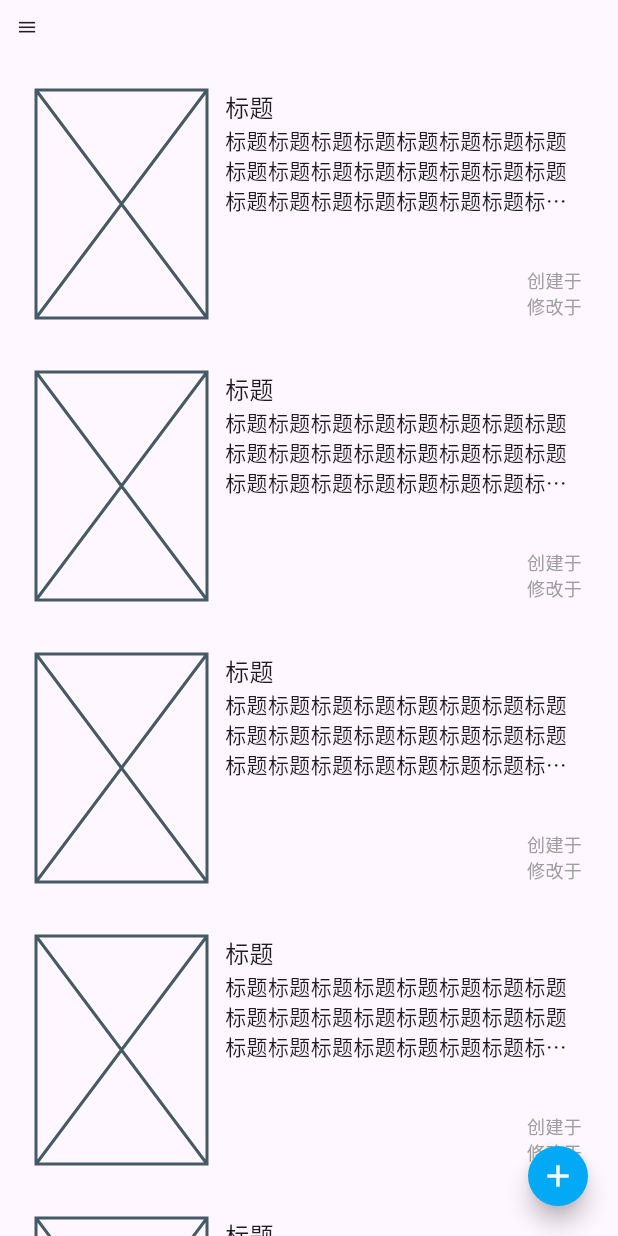
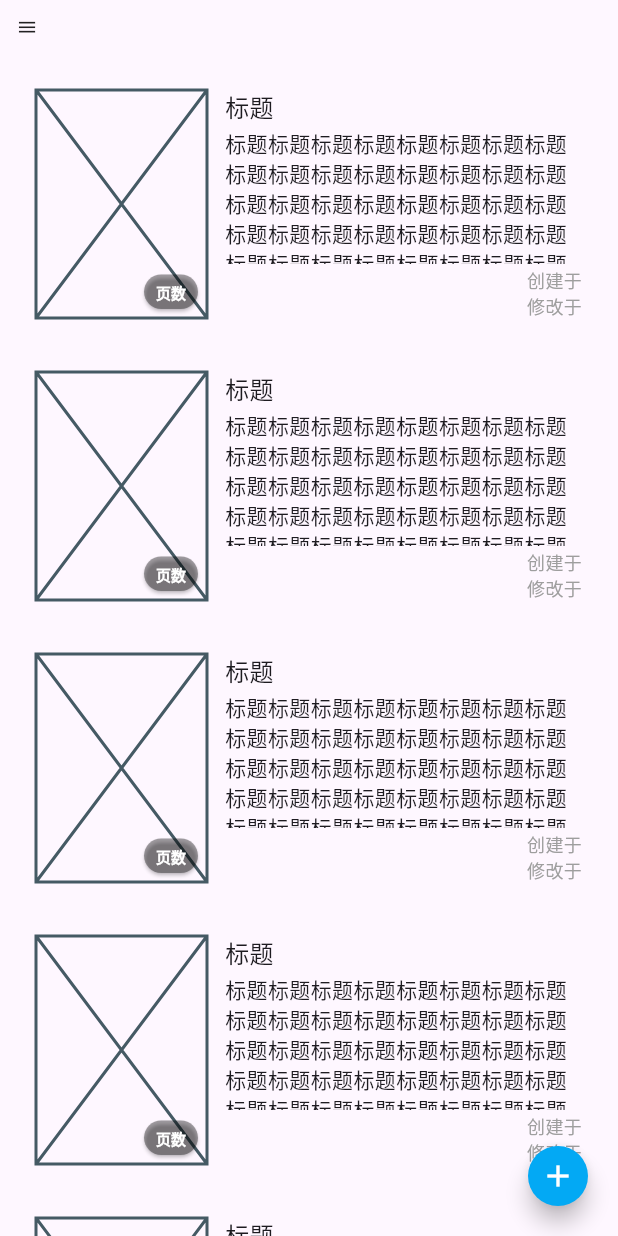
Before and after one commit to Goolnn/cangyan, a Flutter app: the screen it shows after launch, on a phone screen of 412 x 824 dp. Run offline on Flutter 3.47's test engine with Material 3 defaults, Android fonts, the phone set to English and light mode, and no system bars; our stand-ins replace material_design_icons_flutter; missing offline and left inert: desktop_drop, rinf, window_manager; generated files the repository leaves out were written again; Roboto replaces fonts that are missing (HarmonyOS Sans SC).

Commit message:
feat: enhance ProjectCard layout with CapsuleCard and improved structure

```diff
--- a/lib/platforms/desktop/widgets/project_card.dart
+++ b/lib/platforms/desktop/widgets/project_card.dart
@@ -1,3 +1,4 @@
+import 'package:cangyan/platforms/desktop/widgets/capsule_card.dart' as widgets;
 import 'package:flutter/material.dart';
 
 class ProjectCard extends StatelessWidget {
@@ -14,22 +15,39 @@ class ProjectCard extends StatelessWidget {
 
       child: Padding(
         padding: const EdgeInsets.all(12.0),
+
         child: Row(
           spacing: 12.0,
+
           children: [
-            AspectRatio(aspectRatio: 3.0 / 4.0, child: Placeholder()),
+            AspectRatio(
+              aspectRatio: 3.0 / 4.0,
+
+              child: Stack(
+                children: [
+                  Placeholder(),
+
+                  Positioned(
+                    bottom: 2.0,
+                    right: 2.0,
+
+                    child: widgets.CapsuleCard(child: Text('页数')),
+                  ),
+                ],
+              ),
+            ),
+
             Expanded(
               child: Column(
                 crossAxisAlignment: CrossAxisAlignment.start,
+
+                spacing: 2.0,
+
                 children: [
                   Text('标题', style: TextStyle(fontSize: 16.0)),
-                  Expanded(
-                    child: Text(
-                      '标题' * 64,
-                      maxLines: 3,
-                      overflow: TextOverflow.ellipsis,
-                    ),
-                  ),
+
+                  Expanded(child: Text('标题' * 64)),
+
                   Align(
                     alignment: Alignment.centerRight,
                     child: Column(
```
